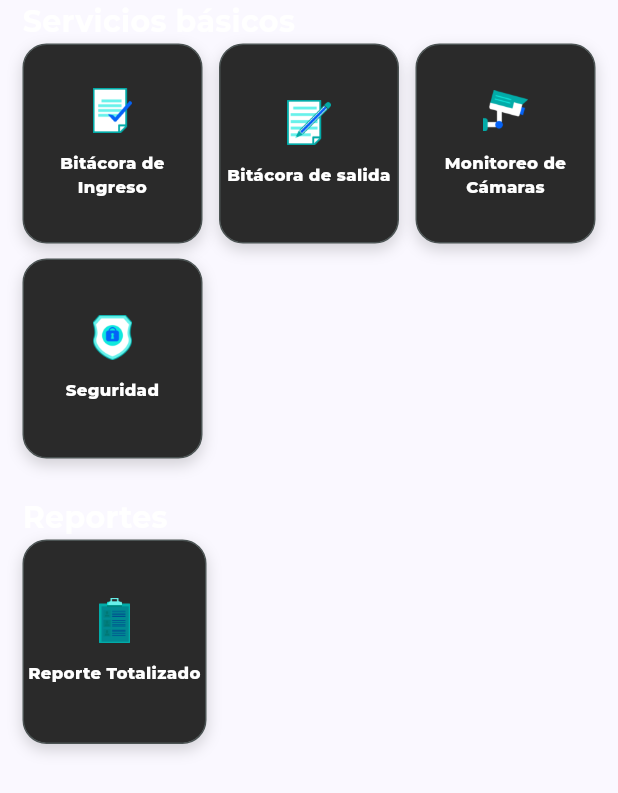
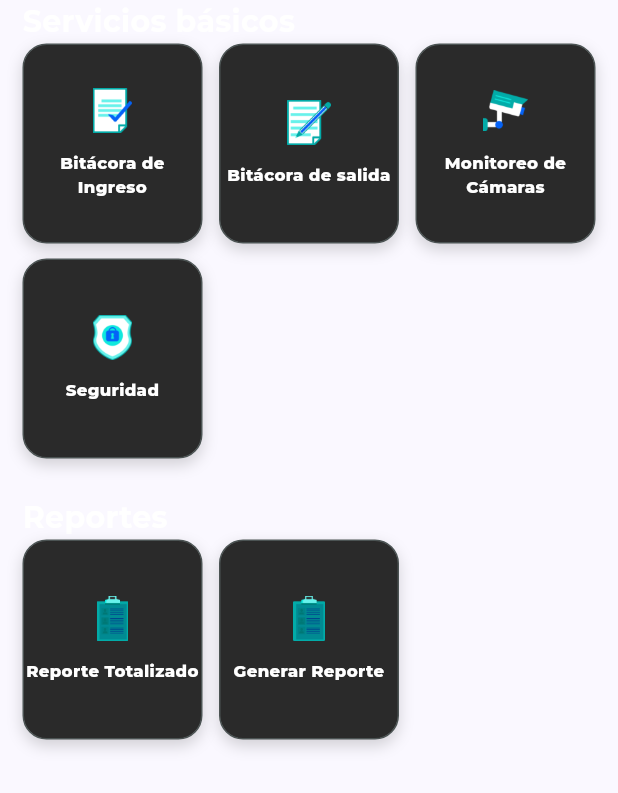
Before and after one commit to dasmorphy/security-movil, a Flutter app: the BasicServicesSection widget shown alone on an empty page, opened directly, on a phone screen of 412 x 824 dp. Shown: the top 793 px of the screen. Run offline on Flutter 3.47's test engine with Material 3 defaults, Android fonts, the phone set to English and light mode, and no system bars; our stand-ins replace animate_do, dio, flutter_dotenv, flutter_localization, flutter_riverpod, glass_kit and 9 more; network calls fail; project files that could hold a hidden picture were left out.

Commit message:
reporteria e historial

```diff
--- a/lib/domain/datasources/logbook_entry_datasource.dart
+++ b/lib/domain/datasources/logbook_entry_datasource.dart
@@ -7,4 +7,6 @@ abstract class LogbookEntryDatasource {
   Future<List<UnityWeight>> getAllUnityWeight();
   Future<bool> saveLogbookEntry(Map<String, dynamic> data);
   Future<bool> saveLogbookOut(Map<String, dynamic> data);
+  Future <List<Map<String, dynamic>>> getHistoryLogbooks();
+  Future<void> downloadExcel();
 }
--- a/lib/domain/repositories/logbook_entry_repository.dart
+++ b/lib/domain/repositories/logbook_entry_repository.dart
@@ -4,7 +4,8 @@ import 'package:zentinel/domain/entities/unity_weight.dart';
 abstract class LogbookEntryRepository {
   Future<List<Category>> getAllCategory();
   Future<List<UnityWeight>> getAllUnitsWeight();
+  Future<bool> saveLogbookOut(Map<String, dynamic> data);
   Future<bool> saveLogbookEntry(Map<String, dynamic> data);
-  Future<bool> saveLogbookOut(Map<String, dynamic> data);
-
+  Future <List<Map<String, dynamic>>> getHistoryLogbooks();
+  Future<void> downloadExcel();
 }
--- a/lib/presentation/widgets/cards/basic_service_card.dart
+++ b/lib/presentation/widgets/cards/basic_service_card.dart
@@ -5,20 +5,28 @@ class BasicServiceCard extends StatelessWidget {
   final String iconImage;
   final String label;
   final Color backgroundColor;
-  final Widget childWidget;
+  final Widget? childWidget;
+  final VoidCallback? onTap;
 
   const BasicServiceCard({
     super.key,
     required this.iconImage,
     required this.label,
-    required this.childWidget,
+    this.childWidget,
     this.backgroundColor = const Color(0xFF2a2a2a),
+    this.onTap,
   });
 
   @override
   Widget build(BuildContext context) {
     return GestureDetector(
-      onTap: () => _openModal(context, null),
+      onTap: () {
+        if (onTap != null) {
+          onTap!(); // 👉 descarga u otra acción
+        } else if (childWidget != null) {
+          _openModal(context, null); // 👉 abre modal
+        }
+      },
       child: Container(
         decoration: BoxDecoration(
           color: backgroundColor,
--- a/lib/presentation/widgets/sections/basic_services_section.dart
+++ b/lib/presentation/widgets/sections/basic_services_section.dart
@@ -99,14 +99,21 @@ class _BasicServicesStionState extends ConsumerState<BasicServicesSection> {
             crossAxisCount: 3,
             shrinkWrap: true,
             physics: const BouncingScrollPhysics(),
-            mainAxisSpacing: 12,
-            crossAxisSpacing: 7,
+            mainAxisSpacing: 10,
+            crossAxisSpacing: 11,
             childAspectRatio: 0.9,
-            children: const [
+            children: [
               BasicServiceCard(
                 iconImage: 'iconregistro',
                 label: 'Reporte Totalizado',
                 childWidget: TotalReport(),
+              ),
+              BasicServiceCard(
+                iconImage: 'iconregistro',
+                label: 'Generar Reporte',
+                onTap: () async {
+                  await ref.read(downloadReport.notifier).downloadReport();
+                },
               ),
             ],
           ),
--- a/pubspec.yaml
+++ b/pubspec.yaml
@@ -44,7 +44,9 @@ dependencies:
   loading_animation_widget: ^1.3.0
   lottie: ^3.3.2
   modal_bottom_sheet: ^3.0.0
+  open_filex: ^4.7.0
   path_provider: ^2.1.5
+  permission_handler: ^12.0.1
   provider: ^6.1.5+1
   skeletonizer: ^2.1.2
   syncfusion_flutter_datepicker: ^32.1.23
```
Also changed, not shown: lib/config/utils/helper.dart (+7 -0 lines), lib/infraestructure/datasources/logbook_entry_impl.dart (+42 -9 lines), lib/infraestructure/repositories/logbook_entry_repository_impl.dart (+10 -0 lines), lib/presentation/providers/logbook/logbook_provider.dart (+31 -0 lines), lib/presentation/screens/home_screen.dart (+7 -1 lines), lib/presentation/views/home_view.dart (+44 -18 lines), pubspec.lock, 3 other files.
